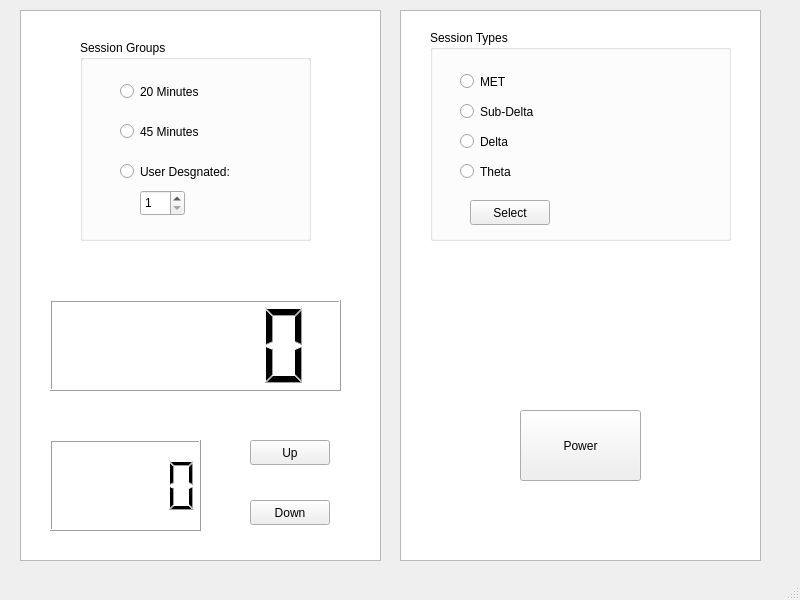
Qt form Project-Team59/mainwindow.ui (heyitsOK/3004-Team59) before a commit.
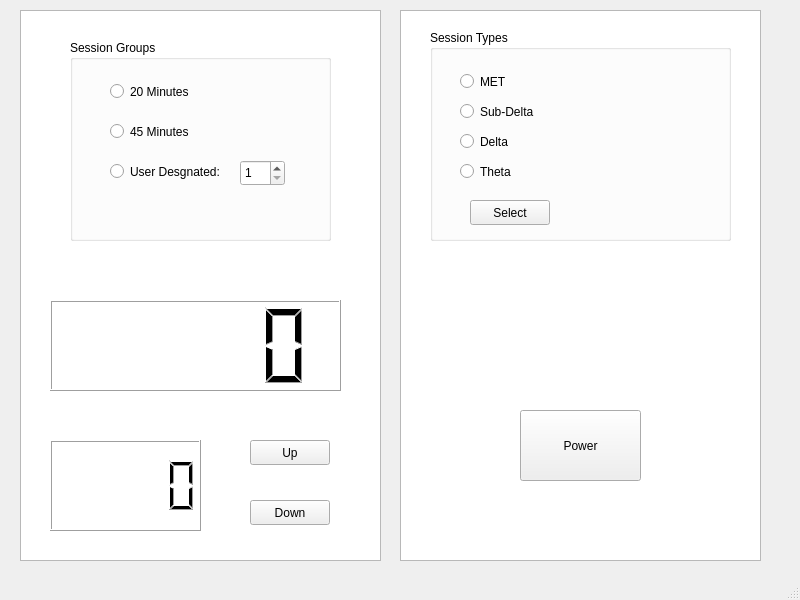
The same form after that commit.

Commit message: the group and strength

```diff
--- a/Project-Team59/mainwindow.ui
+++ b/Project-Team59/mainwindow.ui
@@ -102,9 +102,9 @@
     </property>
     <property name="geometry">
      <rect>
-      <x>80</x>
+      <x>70</x>
       <y>40</y>
-      <width>231</width>
+      <width>261</width>
       <height>201</height>
      </rect>
     </property>
@@ -156,8 +156,8 @@
     <widget class="QSpinBox" name="spbMinutes">
      <property name="geometry">
       <rect>
-       <x>60</x>
-       <y>150</y>
+       <x>170</x>
+       <y>120</y>
        <width>45</width>
        <height>26</height>
       </rect>
```
Left out of the diff: 4 changed lines with no effect on the pictures. The commit also changes 2 other files.
